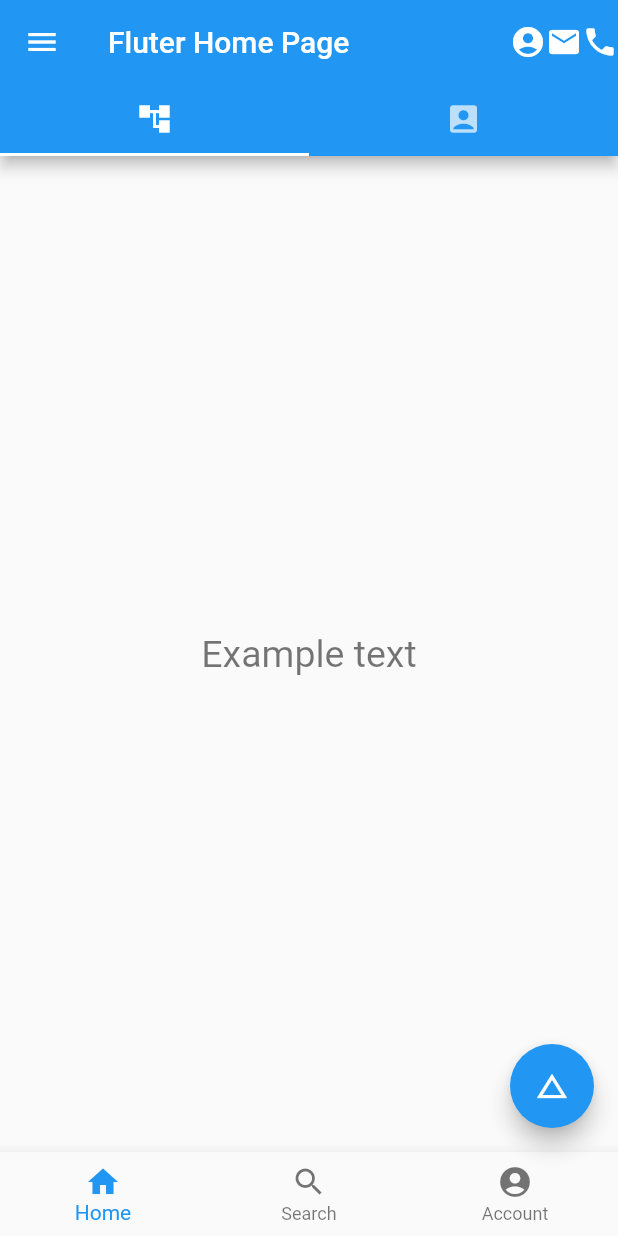
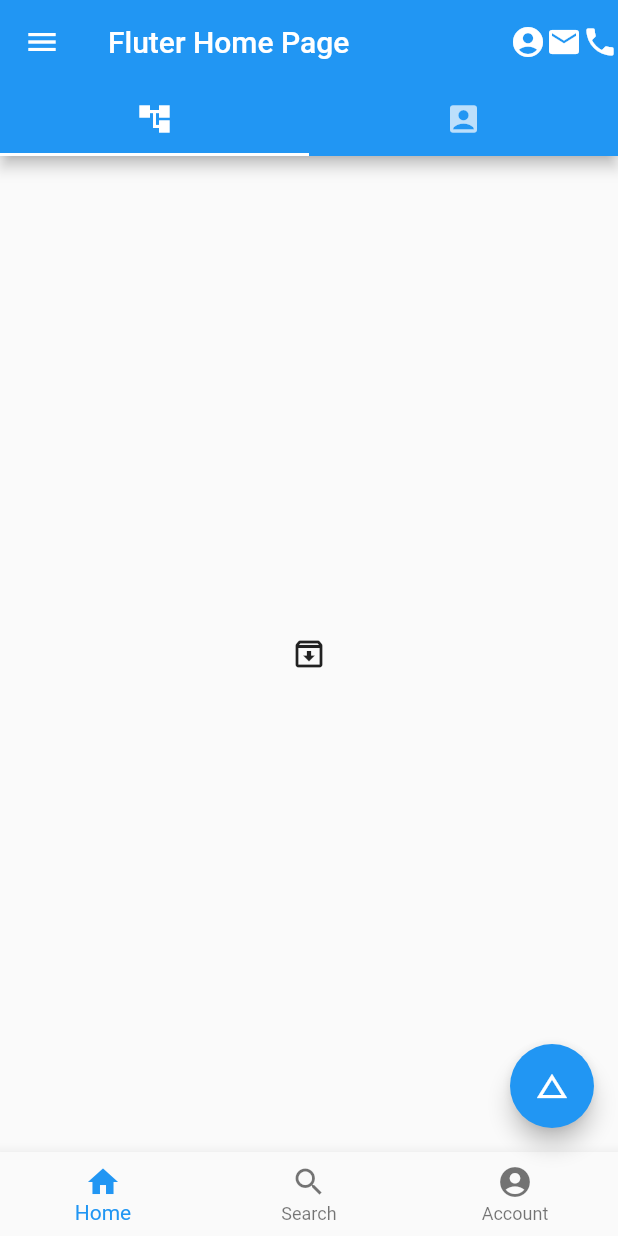
Before and after one commit to umutarsln/FlutterContent, a Flutter app: the screen it shows after launch, on a phone screen of 412 x 824 dp. Run offline on Flutter 3.47's test engine with Material 2 defaults, Android fonts, the phone set to English and light mode, and no system bars.

Commit message:
tabBar view

```diff
--- a/scaffold/lib/main.dart
+++ b/scaffold/lib/main.dart
@@ -61,16 +61,11 @@
               ],
             ),
           ),
-          body: const Center(
-            //widthFactor: ,
-            //heightFactor: ,
-            child: Text(
-              "Example text",
-              style: TextStyle(
-                color: Colors.black54,
-                fontSize: 25.0,
-              ),
-            ),
+          body: const TabBarView(
+            children: [
+              Icon(Icons.archive_outlined),
+              Icon(Icons.construction),
+            ],
           ),
           drawer: Drawer(
             child: ListView(
```
